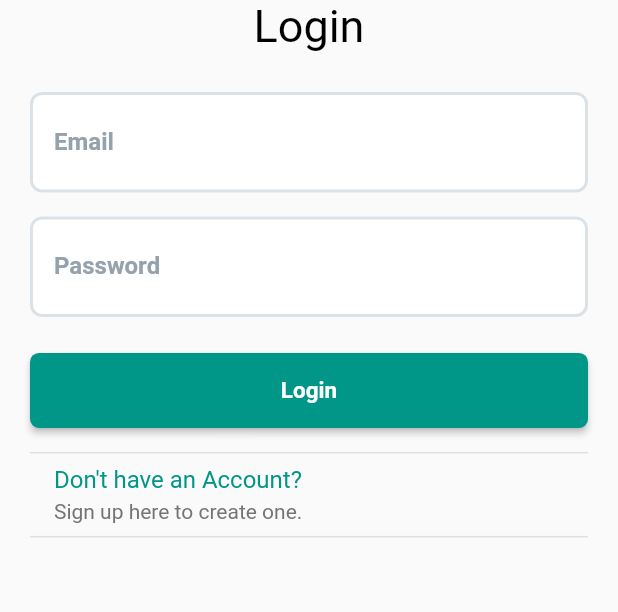
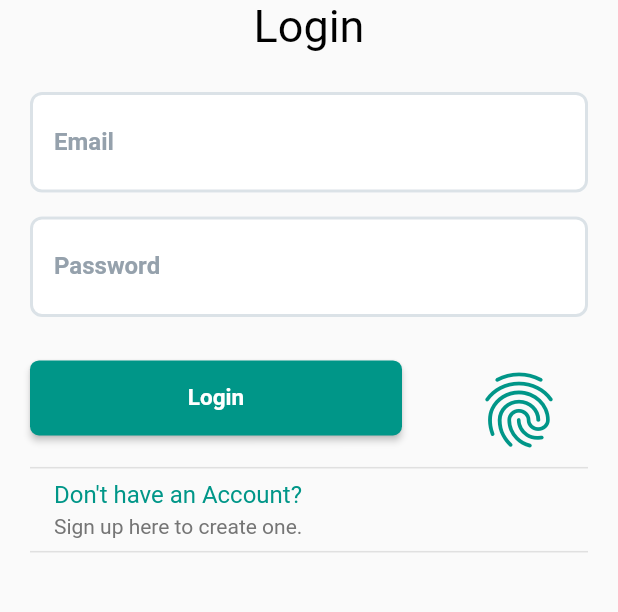
Before and after one commit to Ngongabcx/golf-course-app, a Flutter app: the screen it shows after launch, on a phone screen of 412 x 824 dp, the part 373-985 px from its top. Run offline on Flutter 3.47's test engine with Material 2 defaults, Android fonts, the phone set to English and light mode, and no system bars; our stand-ins replace dropdown_search, flutter_datetime_picker, flutter_svg, font_awesome_flutter, get, get_storage and 2 more; missing offline and left inert: jwt_decode; generated files the repository leaves out were written again.

Commit message:
Feat: Biometrics Implementing biometrics pending button switch depending on the biometrics the phone support, thus faceID pr fingerPrint or both

```diff
--- a/lib/app/modules/Authentication/views/login_view.dart
+++ b/lib/app/modules/Authentication/views/login_view.dart
@@ -1,5 +1,6 @@
 import 'package:flutter/material.dart';
 import 'package:flutter_svg/svg.dart';
+import 'package:gcms/app/modules/commonWidgets/custom_text_button.dart';
 import 'package:get/get.dart';
 import 'package:provider/src/provider.dart';
 
@@ -105,7 +106,11 @@ class LoginView extends GetView<AuthenticationController> {
                         children: const [],
                       ),
                     ),
-                    Padding(
+                    Row(
+                      children: [
+                        Expanded(
+                          flex: 6,
+                          child: Padding(
                             padding: const EdgeInsets.only(bottom: 16.0),
                             child: Obx(() {
                               //We setting loader below
@@ -115,8 +120,8 @@ class LoginView extends GetView<AuthenticationController> {
                                     .setLoad(controller.isProcessing.value);
                               });
                               //We dismiss keyboard below
-                        FocusScope.of(context)
-                            .requestFocus(new FocusNode()); //dismisses keyboard
+                              FocusScope.of(context).requestFocus(
+                                  new FocusNode()); //dismisses keyboard
                               return CustomButton(
                                 text: (controller.isProcessing.value == true
                                     ? 'Processing'
@@ -133,11 +138,13 @@ class LoginView extends GetView<AuthenticationController> {
                                         Colors.red,
                                       );
                                     } else {
-                                if (controller.isProcessing.value == false) {
+                                      if (controller.isProcessing.value ==
+                                          false) {
                                         controller.login({
-                                    'email': controller.usernameController.text,
-                                    'password':
-                                        controller.passwordController.text,
+                                          'email': controller
+                                              .usernameController.text,
+                                          'password': controller
+                                              .passwordController.text,
                                         });
                                       }
                                     }
@@ -151,6 +158,23 @@ class LoginView extends GetView<AuthenticationController> {
                                 },
                               );
                             }),
+                          ),
+                        ),
+                        Expanded(
+                            flex: 3,
+                            child: Align(
+                              alignment: Alignment.topRight,
+                              child: TextButton.icon(
+                                  onPressed: () =>
+                                      controller.authenticateUser(),
+                                  icon: Icon(
+                                    Icons.fingerprint,
+                                    color: kPrimaryColor,
+                                    size: 60.0,
+                                  ),
+                                  label: Text("")),
+                            )),
+                      ],
                     ),
                     Padding(
                       padding: const EdgeInsets.only(bottom: 16.0),
--- a/pubspec.yaml
+++ b/pubspec.yaml
@@ -40,6 +40,7 @@ dependencies:
   dropdown_plus: ^0.0.9
   provider: ^6.0.1
   flutter_svg: ^0.23.0+1
+  local_auth: ^1.1.8
 
 dev_dependencies:
   flutter_test:
```
Also changed, not shown: lib/app/modules/Authentication/controllers/auth_controller.dart (+45 -0 lines), lib/app/modules/commonWidgets/custom_text_button.dart (added, +38 -0 lines), pubspec.lock, 2 other files. Lines whose indentation alone changed are shown as unchanged.
